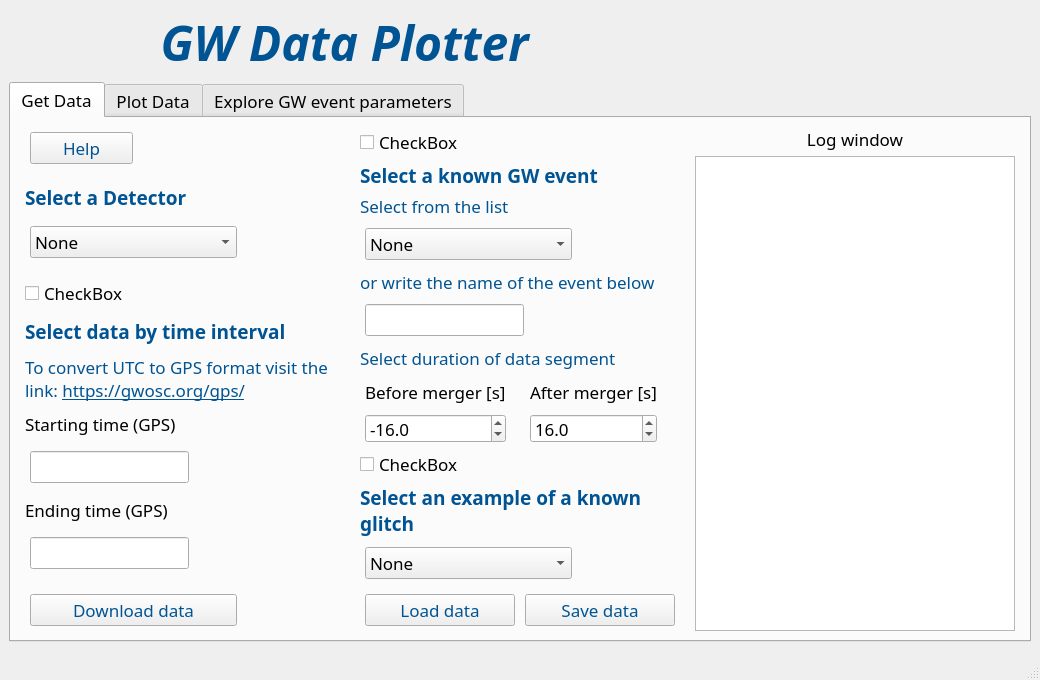
piosif/GW_Data_Plotter_test_doc_sphinx, file layout_trial_checkboxes.ui: the form before one commit.
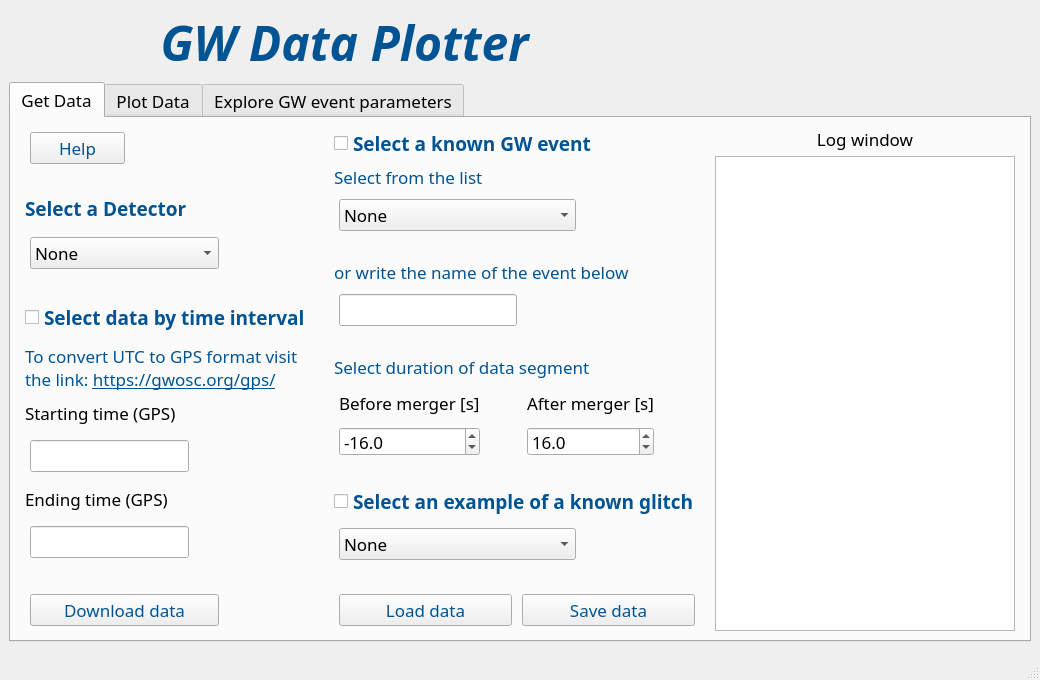
The form after the commit. Icons and pictures are not drawn.

Commit message: added texts to checkboxes

Diff of the .ui file:
```diff
--- a/layout_trial_checkboxes.ui
+++ b/layout_trial_checkboxes.ui
@@ -127,7 +127,7 @@
            <number>0</number>
           </property>
           <item>
-           <layout class="QVBoxLayout" name="verticalLayout_3" stretch="0,0,0,0,0,0,0,0,0,0,0,0,0,0">
+           <layout class="QVBoxLayout" name="verticalLayout_3" stretch="0,0,0,0,0,0,0,0,0,0,0,0,0">
             <property name="spacing">
              <number>10</number>
             </property>
@@ -289,19 +289,6 @@
             </item>
             <item>
              <widget class="QCheckBox" name="checkBox_GW_TimeInterval">
-              <property name="text">
-               <string>CheckBox</string>
-              </property>
-             </widget>
-            </item>
-            <item>
-             <widget class="QLabel" name="label_35">
-              <property name="minimumSize">
-               <size>
-                <width>300</width>
-                <height>0</height>
-               </size>
-              </property>
               <property name="font">
                <font>
                 <family>Montserrat</family>
@@ -309,8 +296,11 @@
                 <bold>true</bold>
                </font>
               </property>
+              <property name="styleSheet">
+               <string notr="true">color: #005493</string>
+              </property>
               <property name="text">
-               <string>&lt;html&gt;&lt;head/&gt;&lt;body&gt;&lt;p&gt;&lt;span style=&quot; color:#005493;&quot;&gt;Select data by time interval&lt;/span&gt;&lt;/p&gt;&lt;/body&gt;&lt;/html&gt;</string>
+               <string>Select data by time interval</string>
               </property>
              </widget>
             </item>
@@ -478,7 +468,7 @@
            </layout>
           </item>
           <item>
-           <layout class="QVBoxLayout" name="verticalLayout_2" stretch="0,0,0,0,0,0,0,0,0,0,0,0,0,0,0,0">
+           <layout class="QVBoxLayout" name="verticalLayout_2" stretch="0,0,0,0,0,0,0,0,0,0,0,0,0,0">
             <property name="spacing">
              <number>5</number>
             </property>
@@ -490,13 +480,6 @@
             </property>
             <item>
              <widget class="QCheckBox" name="checkBox_knownGW">
-              <property name="text">
-               <string>CheckBox</string>
-              </property>
-             </widget>
-            </item>
-            <item>
-             <widget class="QLabel" name="label_12">
               <property name="font">
                <font>
                 <family>Montserrat</family>
@@ -504,8 +487,11 @@
                 <bold>true</bold>
                </font>
               </property>
+              <property name="styleSheet">
+               <string notr="true">color: #005493</string>
+              </property>
               <property name="text">
-               <string>&lt;html&gt;&lt;head/&gt;&lt;body&gt;&lt;p&gt;&lt;span style=&quot; color:#005493;&quot;&gt;Select a known GW event&lt;/span&gt;&lt;/p&gt;&lt;/body&gt;&lt;/html&gt;</string>
+               <string>Select a known GW event</string>
               </property>
              </widget>
             </item>
@@ -806,19 +792,6 @@
             </item>
             <item>
              <widget class="QCheckBox" name="checkBox_knownGlitch">
-              <property name="text">
-               <string>CheckBox</string>
-              </property>
-             </widget>
-            </item>
-            <item>
-             <widget class="QLabel" name="label_13">
-              <property name="minimumSize">
-               <size>
-                <width>300</width>
-                <height>0</height>
-               </size>
-              </property>
               <property name="font">
                <font>
                 <family>Montserrat</family>
@@ -826,11 +799,11 @@
                 <bold>true</bold>
                </font>
               </property>
-              <property name="text">
-               <string>&lt;html&gt;&lt;head/&gt;&lt;body&gt;&lt;p&gt;&lt;span style=&quot; color:#005493;&quot;&gt;Select an example of a known glitch&lt;/span&gt;&lt;/p&gt;&lt;/body&gt;&lt;/html&gt;</string>
+              <property name="styleSheet">
+               <string notr="true">color: #005493</string>
               </property>
-              <property name="wordWrap">
-               <bool>true</bool>
+              <property name="text">
+               <string>Select an example of a known glitch</string>
               </property>
              </widget>
             </item>
```
Left out of the diff: 32 changed lines with no effect on the pictures. The commit also changes 1 other file.
